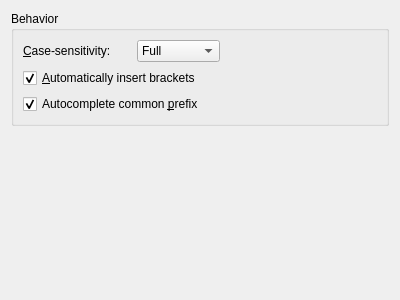
Qt form src/plugins/cpptools/completionsettingspage.ui (qt-creator/qt-creator) before a commit.
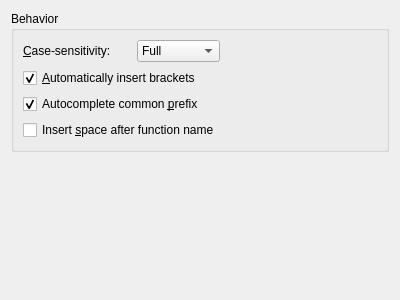
The same form after that commit.

Commit message:
Add "insert space after function name" option for GNU indenting
Merge-request: 133

What changed in the file:
```diff
--- a/src/plugins/cpptools/completionsettingspage.ui
+++ b/src/plugins/cpptools/completionsettingspage.ui
@@ -111,6 +111,16 @@
         </property>
        </widget>
       </item>
+      <item>
+       <widget class="QCheckBox" name="spaceAfterFunctionName">
+        <property name="enabled">
+         <bool>true</bool>
+        </property>
+        <property name="text">
+         <string>Insert &amp;space after function name</string>
+        </property>
+       </widget>
+      </item>
      </layout>
     </widget>
    </item>
```
The commit also changes 4 other files.
